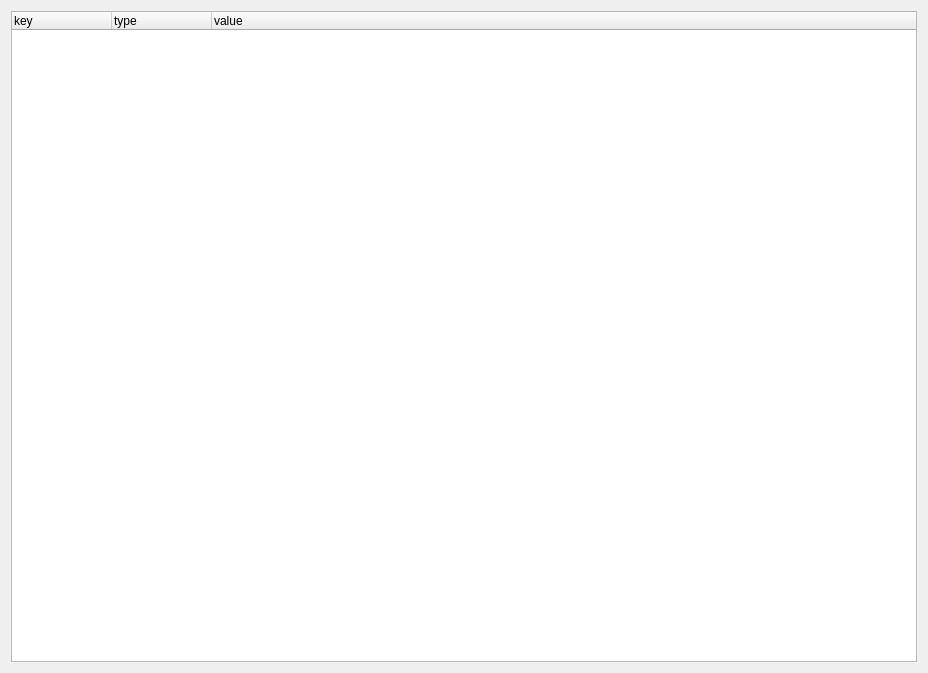
This is app/res/view/json_editor/self.ui in HsOjo/PyJSONEditor as Qt 5 draws it before an edit. The edited form follows.
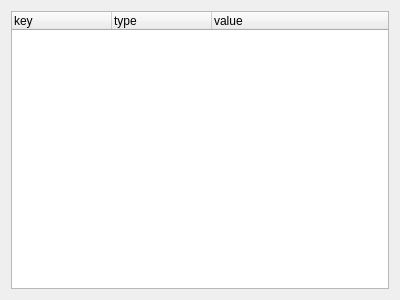
This is the edited form.

Patch:
```diff
--- a/app/res/view/json_editor/self.ui
+++ b/app/res/view/json_editor/self.ui
@@ -6,17 +6,14 @@
    <rect>
     <x>0</x>
     <y>0</y>
-    <width>928</width>
-    <height>673</height>
+    <width>400</width>
+    <height>300</height>
    </rect>
   </property>
   <property name="windowTitle">
    <string>JSONEditor</string>
   </property>
-  <layout class="QHBoxLayout" name="horizontalLayout" stretch="0">
-   <property name="sizeConstraint">
-    <enum>QLayout::SetDefaultConstraint</enum>
-   </property>
+  <layout class="QHBoxLayout" name="horizontalLayout">
    <item>
     <widget class="QTreeWidget" name="tw_content">
      <property name="tabKeyNavigation">
```
